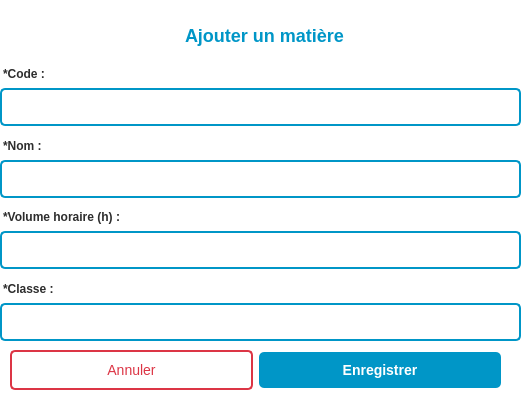
Qt form matieredialog.ui (MENDRIKAVAMET/systeme-de-pr-sence) before a commit.
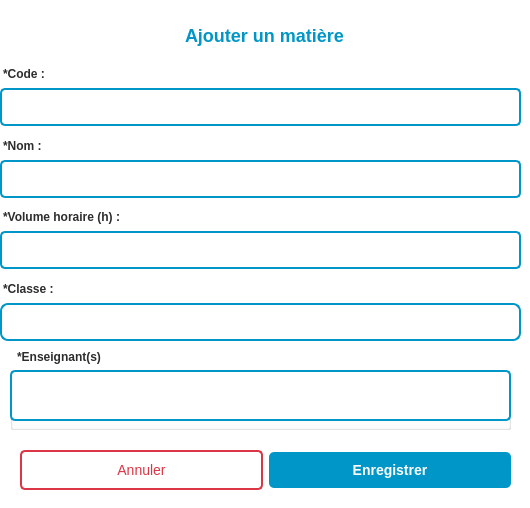
The same form after that commit.

Patch:
```diff
--- a/matieredialog.ui
+++ b/matieredialog.ui
@@ -7,7 +7,7 @@
     <x>0</x>
     <y>0</y>
     <width>530</width>
-    <height>416</height>
+    <height>508</height>
    </rect>
   </property>
   <property name="windowTitle">
@@ -53,8 +53,8 @@
 /* ComboBox */
 QComboBox {
     border: 2px solid #0096C7;
-    border-radius: 5px;
     padding: 8px;
+	 border-radius: 8px;
     font-size: 14px;
     color: #2D2D2D;
     background-color: #FFFFFF;
@@ -109,6 +109,63 @@
 #btn_annuler:hover {
     background-color: #DC3545;
     color: #FFFFFF;
+}
+
+/* GroupBox */
+QGroupBox {
+    margin-top: 10px;
+    font-weight: bold;
+    color: #0096C7;
+    padding: 10px;
+}
+
+QGroupBox::title {
+    subcontrol-origin: margin;
+    subcontrol-position: top left;
+    padding: 0 5px;
+ 	color: #2D2D2D;
+}
+
+/* ListWidget */
+QListWidget {
+    border: 2px solid #0096C7;
+    border-radius: 5px;
+    padding: 5px;
+    background-color: #FFFFFF;
+    font-size: 13px;
+    color: #2D2D2D;
+}
+
+QListWidget::item {
+    padding: 5px;
+    border-radius: 3px;
+}
+
+QListWidget::item:hover {
+    background-color: #F0F9FF;
+}
+
+QListWidget::item:selected {
+    background-color: #0096C7;
+    color: #FFFFFF;
+}
+
+/* Case à cocher dans ListWidget */
+QListWidget::indicator {
+    width: 15px;
+    height: 15px;
+}
+
+QListWidget::indicator:unchecked {
+    border: 2px solid #0096C7;
+    border-radius: 3px;
+    background-color: #FFFFFF;
+}
+
+QListWidget::indicator:checked {
+    border: 2px solid #0096C7;
+    border-radius: 3px;
+    background-color: #0096C7;
 }</string>
   </property>
   <widget class="QWidget" name="widget_content" native="true">
@@ -117,7 +174,7 @@
      <x>0</x>
      <y>0</y>
      <width>531</width>
-     <height>411</height>
+     <height>501</height>
     </rect>
    </property>
    <widget class="QLabel" name="label_titre">
@@ -188,8 +245,8 @@
    <widget class="QWidget" name="widget" native="true">
     <property name="geometry">
      <rect>
-      <x>10</x>
-      <y>340</y>
+      <x>20</x>
+      <y>440</y>
       <width>491</width>
       <height>61</height>
      </rect>
@@ -211,6 +268,29 @@
      </item>
     </layout>
    </widget>
+   <widget class="QGroupBox" name="groupBox_enseignants">
+    <property name="geometry">
+     <rect>
+      <x>10</x>
+      <y>350</y>
+      <width>501</width>
+      <height>80</height>
+     </rect>
+    </property>
+    <property name="title">
+     <string>*Enseignant(s)</string>
+    </property>
+    <widget class="QListWidget" name="listWidget_enseignants">
+     <property name="geometry">
+      <rect>
+       <x>0</x>
+       <y>20</y>
+       <width>501</width>
+       <height>51</height>
+      </rect>
+     </property>
+    </widget>
+   </widget>
   </widget>
  </widget>
  <resources/>
```
